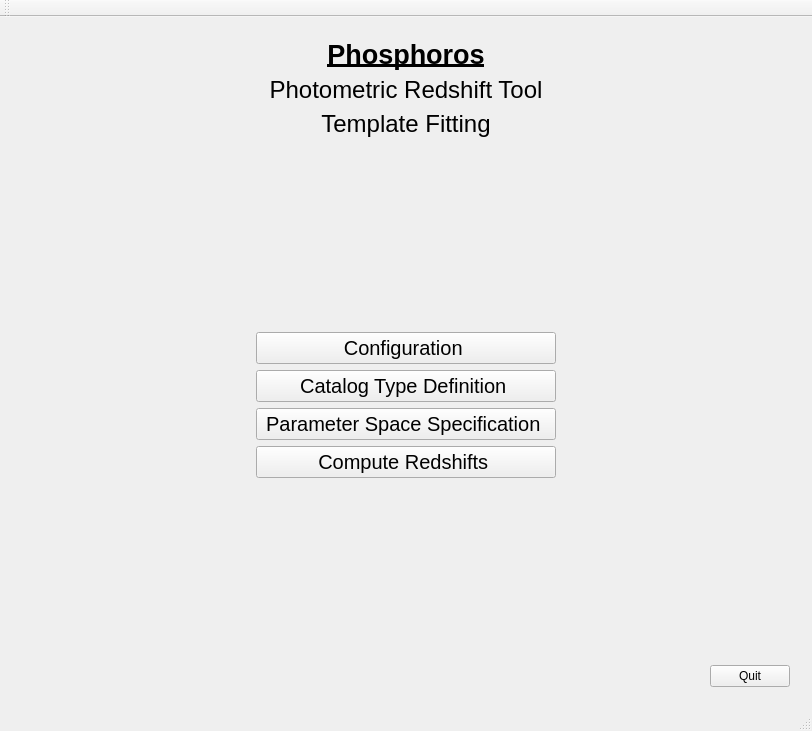
Before: the Qt Designer form PhzQtUI/auxdir/PhzQtUI/MainWindow.ui in astrorama/Phosphoros, drawn with Qt 5.
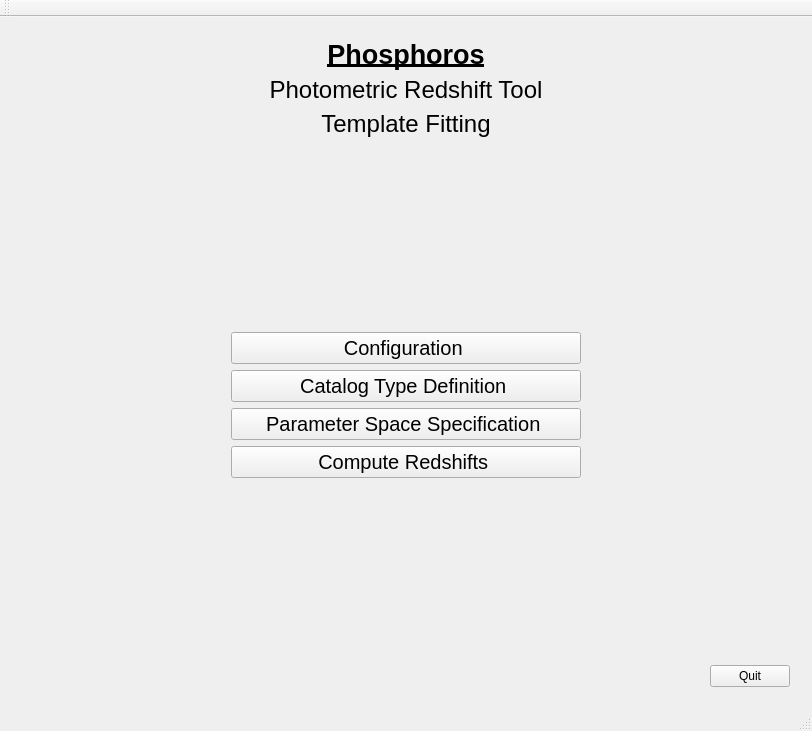
After: the same form once the commit is applied. Custom widgets are drawn as their Qt base class.

```diff
--- a/PhzQtUI/auxdir/PhzQtUI/MainWindow.ui
+++ b/PhzQtUI/auxdir/PhzQtUI/MainWindow.ui
@@ -123,7 +123,7 @@
            <widget class="QPushButton" name="btn_HomeToOption">
             <property name="minimumSize">
              <size>
-              <width>300</width>
+              <width>350</width>
               <height>30</height>
              </size>
             </property>
@@ -174,7 +174,7 @@
            <widget class="QPushButton" name="btn_HomeToCatalog">
             <property name="minimumSize">
              <size>
-              <width>300</width>
+              <width>350</width>
               <height>30</height>
              </size>
             </property>
@@ -225,7 +225,7 @@
            <widget class="QPushButton" name="btn_HomeToModel">
             <property name="minimumSize">
              <size>
-              <width>300</width>
+              <width>350</width>
               <height>30</height>
              </size>
             </property>
@@ -276,7 +276,7 @@
            <widget class="QPushButton" name="btn_HomeToAnalysis">
             <property name="minimumSize">
              <size>
-              <width>300</width>
+              <width>350</width>
               <height>30</height>
              </size>
             </property>
```
Left out of the diff: 3 changed lines with no effect on the pictures.
